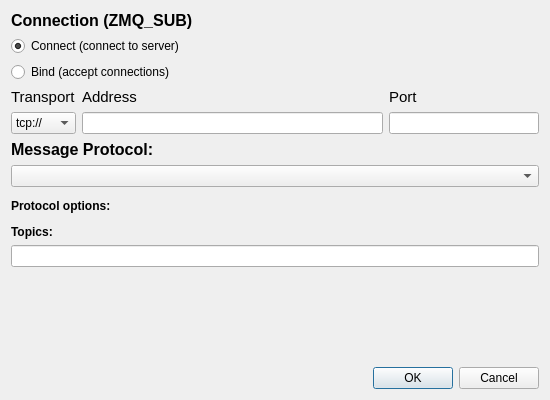
The window that data_stream_zmq/datastream_zmq.ui (PlotJuggler/pj-official-plugins) describes before a commit, drawn with Qt 5.
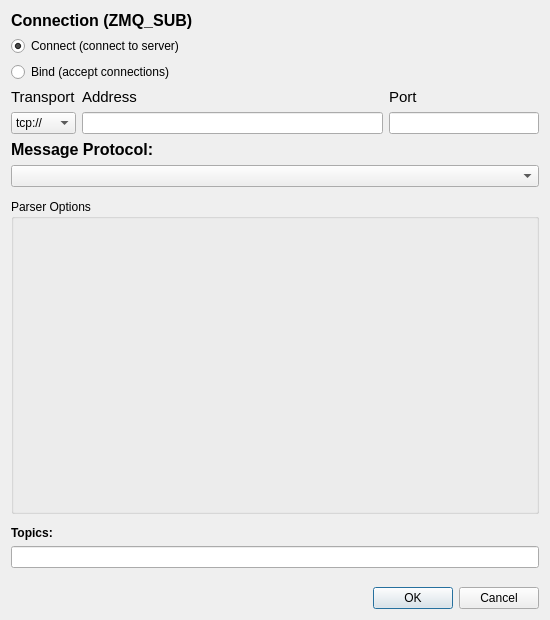
The same window after the commit.

Commit message: feat(mqtt,zmq): add UI parser slot and test scripts (#33)

The edit to the form file:
```diff
--- a/data_stream_zmq/datastream_zmq.ui
+++ b/data_stream_zmq/datastream_zmq.ui
@@ -7,13 +7,13 @@
     <x>0</x>
     <y>0</y>
     <width>550</width>
-    <height>400</height>
+    <height>620</height>
    </rect>
   </property>
   <property name="minimumSize">
    <size>
     <width>550</width>
-    <height>400</height>
+    <height>620</height>
    </size>
   </property>
   <property name="windowTitle">
@@ -150,15 +150,37 @@
        <number>6</number>
       </property>
       <item>
-       <widget class="QLabel" name="label_5">
-        <property name="font">
-         <font>
-          <bold>true</bold>
-         </font>
+       <widget class="QGroupBox" name="groupBoxParserOptions">
+        <property name="title">
+         <string>Parser Options</string>
         </property>
-        <property name="text">
-         <string>Protocol options:</string>
+        <property name="styleSheet">
+         <string>QGroupBox > QWidget { font-weight: normal; }</string>
         </property>
+        <layout class="QVBoxLayout" name="layoutParserOptions">
+         <property name="leftMargin">
+          <number>6</number>
+         </property>
+         <property name="topMargin">
+          <number>6</number>
+         </property>
+         <property name="rightMargin">
+          <number>6</number>
+         </property>
+         <property name="bottomMargin">
+          <number>6</number>
+         </property>
+         <item>
+          <widget class="QWidget" name="pj_parser_slot" native="true">
+           <property name="minimumSize">
+            <size>
+             <width>0</width>
+             <height>280</height>
+            </size>
+           </property>
+          </widget>
+         </item>
+        </layout>
        </widget>
       </item>
      </layout>
```
The commit also changes 12 other files.
